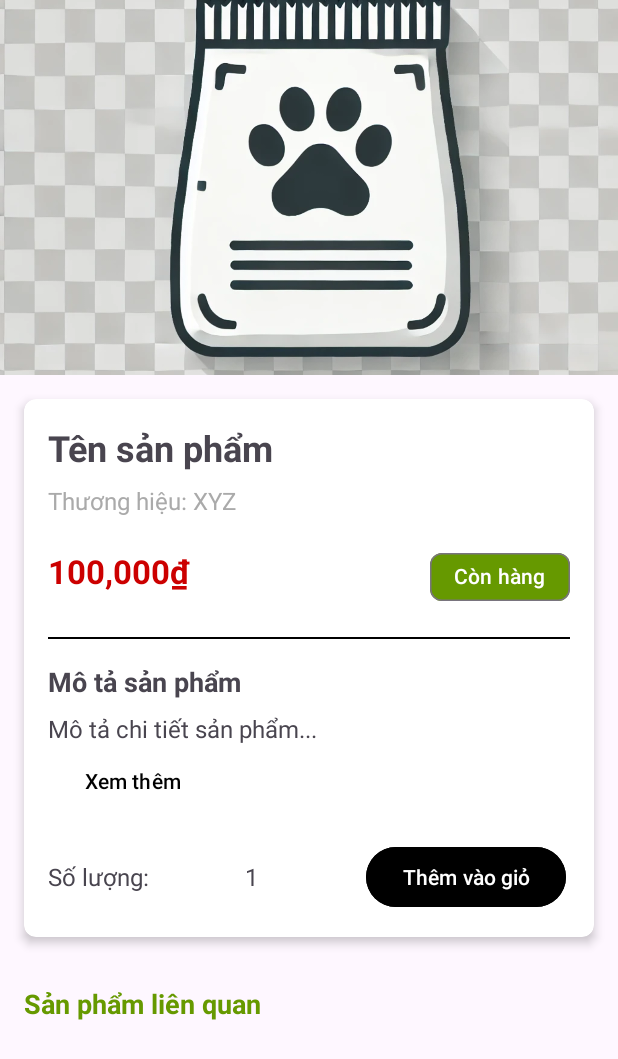
After one commit to hoangvm2307/group1-petfood, an Android app: the layout activity_product_detail_user.xml on its own in the app's theme, with its tools: preview values and no code run, on a phone screen of 412 x 824 dp. The commit adds this screen. Shown: the top 1059 px of the screen. Run offline under Robolectric (Android 15) with nearby library versions, the light colour scheme and no system bars.

Commit message:
Add Detail Product For User

```diff
--- /dev/null
+++ b/app/src/main/res/drawable/quantity_background.xml
@@ -0,0 +1,4 @@
+<?xml version="1.0" encoding="utf-8"?>
+<selector xmlns:android="http://schemas.android.com/apk/res/android">
+
+</selector>
--- /dev/null
+++ b/app/src/main/res/layout/activity_product_detail_user.xml
@@ -0,0 +1,230 @@
+<?xml version="1.0" encoding="utf-8"?>
+<androidx.coordinatorlayout.widget.CoordinatorLayout
+    xmlns:android="http://schemas.android.com/apk/res/android"
+    xmlns:app="http://schemas.android.com/apk/res-auto"
+    android:layout_width="match_parent"
+    android:layout_height="match_parent">
+
+    <com.google.android.material.appbar.AppBarLayout
+        android:layout_width="match_parent"
+        android:layout_height="wrap_content">
+
+        <com.google.android.material.appbar.CollapsingToolbarLayout
+            android:layout_width="match_parent"
+            android:layout_height="250dp"
+            app:contentScrim="?attr/colorPrimary"
+            app:layout_scrollFlags="scroll|exitUntilCollapsed">
+
+            <ImageView
+                android:id="@+id/productImage"
+                android:layout_width="match_parent"
+                android:layout_height="match_parent"
+                android:scaleType="centerCrop"
+                android:src="@drawable/sample_product"
+                app:layout_collapseMode="parallax"/>
+
+            <androidx.appcompat.widget.Toolbar
+                android:id="@+id/toolbar"
+                android:layout_width="match_parent"
+                android:layout_height="?attr/actionBarSize"
+                app:layout_collapseMode="pin"/>
+
+        </com.google.android.material.appbar.CollapsingToolbarLayout>
+    </com.google.android.material.appbar.AppBarLayout>
+
+    <androidx.core.widget.NestedScrollView
+        android:layout_width="match_parent"
+        android:layout_height="match_parent"
+        app:layout_behavior="@string/appbar_scrolling_view_behavior">
+
+        <LinearLayout
+            android:layout_width="match_parent"
+            android:layout_height="wrap_content"
+            android:orientation="vertical">
+
+            <androidx.cardview.widget.CardView
+                android:layout_width="match_parent"
+                android:layout_height="wrap_content"
+                android:layout_margin="16dp"
+                app:cardCornerRadius="8dp"
+                app:cardElevation="4dp">
+
+                <!-- Product Details Layout -->
+                <LinearLayout
+                    android:layout_width="match_parent"
+                    android:layout_height="wrap_content"
+                    android:orientation="vertical"
+                    android:padding="16dp">
+
+                    <TextView
+                        android:id="@+id/productName"
+                        android:layout_width="match_parent"
+                        android:layout_height="wrap_content"
+                        android:text="Tên sản phẩm"
+                        android:textSize="24sp"
+                        android:textStyle="bold" />
+
+                    <TextView
+                        android:id="@+id/productBrand"
+                        android:layout_width="match_parent"
+                        android:layout_height="wrap_content"
+                        android:layout_marginTop="8dp"
+                        android:text="Thương hiệu: XYZ"
+                        android:textColor="@android:color/darker_gray"
+                        android:textSize="16sp" />
+
+                    <LinearLayout
+                        android:layout_width="match_parent"
+                        android:layout_height="wrap_content"
+                        android:layout_marginTop="16dp"
+                        android:orientation="horizontal">
+
+                        <TextView
+                            android:id="@+id/productPrice"
+                            android:layout_width="0dp"
+                            android:layout_height="wrap_content"
+                            android:layout_weight="1"
+                            android:text="100,000₫"
+                            android:textColor="@android:color/holo_red_dark"
+                            android:textSize="22sp"
+                            android:textStyle="bold" />
+
+                        <com.google.android.material.chip.Chip
+                            android:id="@+id/txtStockStatus"
+                            android:layout_width="wrap_content"
+                            android:layout_height="wrap_content"
+                            android:text="Còn hàng"
+                            android:textColor="@android:color/white"
+                            app:chipCornerRadius="8dp"
+                            app:chipBackgroundColor="@android:color/holo_green_dark" />
+                    </LinearLayout>
+
+                    <View
+                        android:layout_width="match_parent"
+                        android:layout_height="1dp"
+                        android:layout_marginTop="16dp"
+                        android:layout_marginBottom="16dp"
+                        android:background="@android:color/black" />
+
+                    <TextView
+                        android:layout_width="match_parent"
+                        android:layout_height="wrap_content"
+                        android:text="Mô tả sản phẩm"
+                        android:textSize="18sp"
+                        android:textStyle="bold" />
+
+                    <TextView
+                        android:id="@+id/productDescription"
+                        android:layout_width="match_parent"
+                        android:layout_height="wrap_content"
+                        android:layout_marginTop="8dp"
+                        android:text="Mô tả chi tiết sản phẩm..."
+                        android:textSize="16sp"
+                        android:maxLines="3"
+                        android:ellipsize="end" />
+
+                    <Button
+                        android:id="@+id/btnReadMore"
+                        android:layout_width="wrap_content"
+                        android:layout_height="wrap_content"
+                        android:text="Xem thêm"
+                        android:background="?android:attr/selectableItemBackground"
+                        android:textColor="@color/black" />
+
+                    <LinearLayout
+                        android:layout_width="match_parent"
+                        android:layout_height="wrap_content"
+                        android:layout_marginTop="16dp"
+                        android:gravity="center_vertical"
+                        android:orientation="horizontal">
+
+                        <TextView
+                            android:layout_width="wrap_content"
+                            android:layout_height="wrap_content"
+                            android:text="Số lượng:"
+                            android:textSize="16sp" />
+
+                        <LinearLayout
+                            android:layout_width="wrap_content"
+                            android:layout_height="wrap_content"
+                            android:layout_marginStart="8dp"
+                            android:background="@drawable/quantity_background"
+                            android:orientation="horizontal">
+
+                            <Button
+                                android:id="@+id/btnDecreaseQuantity"
+                                android:layout_width="48dp"
+                                android:layout_height="48dp"
+                                android:background="?android:attr/selectableItemBackground"
+                                android:text="-"
+                                android:textSize="18sp" />
+
+                            <TextView
+                                android:id="@+id/txtQuantity"
+                                android:layout_width="wrap_content"
+                                android:layout_height="wrap_content"
+                                android:layout_gravity="center_vertical"
+                                android:paddingStart="8dp"
+                                android:paddingEnd="8dp"
+                                android:text="1"
+                                android:textSize="16sp" />
+
+                            <Button
+                                android:id="@+id/btnIncreaseQuantity"
+                                android:layout_width="48dp"
+                                android:layout_height="48dp"
+                                android:background="?android:attr/selectableItemBackground"
+                                android:text="+"
+                                android:textSize="18sp" />
+                        </LinearLayout>
+
+                        <Button
+                            android:id="@+id/btnAddToCart"
+                            android:layout_width="wrap_content"
+                            android:layout_height="wrap_content"
+                            android:layout_marginStart="16dp"
+                            android:backgroundTint="@color/black"
+                            android:text="Thêm vào giỏ"
+                            android:textColor="@android:color/white" />
+                    </LinearLayout>
+                </LinearLayout>
+            </androidx.cardview.widget.CardView>
+
+            <LinearLayout
+                android:layout_width="match_parent"
+                android:layout_height="wrap_content"
+                android:orientation="vertical"
+                android:padding="16dp">
+
+                <LinearLayout
+                    android:layout_width="match_parent"
+                    android:layout_height="wrap_content"
+                    android:orientation="horizontal"
+                    android:gravity="center_vertical">
+
+                    <TextView
+                        android:layout_width="0dp"
+                        android:layout_height="wrap_content"
+                        android:layout_weight="1"
+                        android:text="Sản phẩm liên quan"
+                        android:textSize="18sp"
+                        android:textStyle="bold"
+                        android:textColor="@android:color/holo_green_dark" />
+
+                </LinearLayout>
+
+                <!-- Horizontal RecyclerView -->
+                <androidx.recyclerview.widget.RecyclerView
+                    android:id="@+id/rvRelatedProducts"
+                    android:layout_width="match_parent"
+                    android:layout_height="wrap_content"
+                    android:orientation="horizontal"
+                    android:overScrollMode="never" />
+            </LinearLayout>
+
+        </LinearLayout>
+
+    </androidx.core.widget.NestedScrollView>
+
+
+</androidx.coordinatorlayout.widget.CoordinatorLayout>
--- a/gradle/libs.versions.toml
+++ b/gradle/libs.versions.toml
@@ -1,5 +1,5 @@
 [versions]
-agp = "8.7.3"
+agp = "8.8.0"
 junit = "4.13.2"
 junitVersion = "1.2.1"
 espressoCore = "3.6.1"
```
Also changed, not shown: app/src/main/AndroidManifest.xml (+8 -21 lines), app/src/main/java/com/example/group1_petfood/activities/UserProductDetailActivity.java (added, +124 -0 lines), app/src/main/java/com/example/group1_petfood/adapters/ProductAdapter.java (+4 -5 lines), app/src/main/java/com/example/group1_petfood/adapters/RelatedProductsAdapter.java (added, +82 -0 lines), app/src/main/res/layout/activity_related_products_adapter.xml (added, +37 -0 lines), app/src/main/res/drawable/left_arrow.png (added), app/src/main/res/drawable/right_arrow.png (added).
